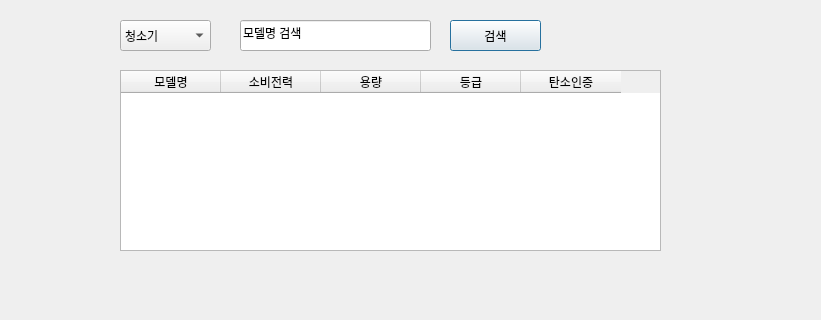
jimin-ai/AI_Project, file project3/main.ui: the form before one commit; both pictures show x 0 to 821 and y 210 to 530 of the 1070 by 776 pixel window.
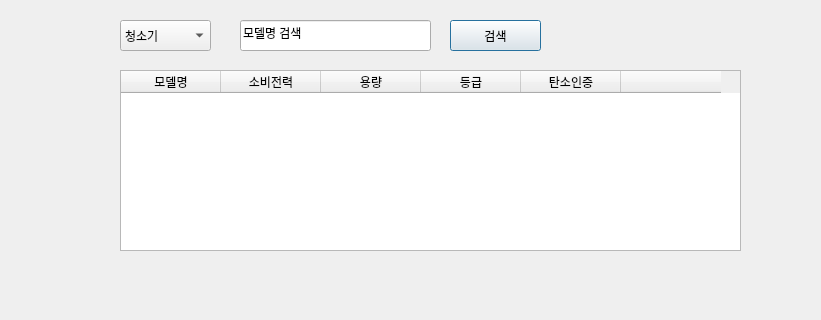
The form after the commit.

```diff
--- a/project3/main.ui
+++ b/project3/main.ui
@@ -299,22 +299,10 @@
       <rect>
        <x>40</x>
        <y>140</y>
-       <width>541</width>
+       <width>621</width>
        <height>181</height>
       </rect>
      </property>
-     <property name="autoScrollMargin">
-      <number>16</number>
-     </property>
-     <property name="iconSize">
-      <size>
-       <width>0</width>
-       <height>1</height>
-      </size>
-     </property>
-     <attribute name="verticalHeaderVisible">
-      <bool>false</bool>
-     </attribute>
      <column>
       <property name="text">
        <string>모델명</string>
@@ -340,6 +328,11 @@
        <string>탄소인증</string>
       </property>
      </column>
+     <column>
+      <property name="text">
+       <string/>
+      </property>
+     </column>
     </widget>
    </widget>
    <widget class="QWidget" name="stack_result">
```
Left out of the diff: 5 changed lines with no effect on the pictures.
